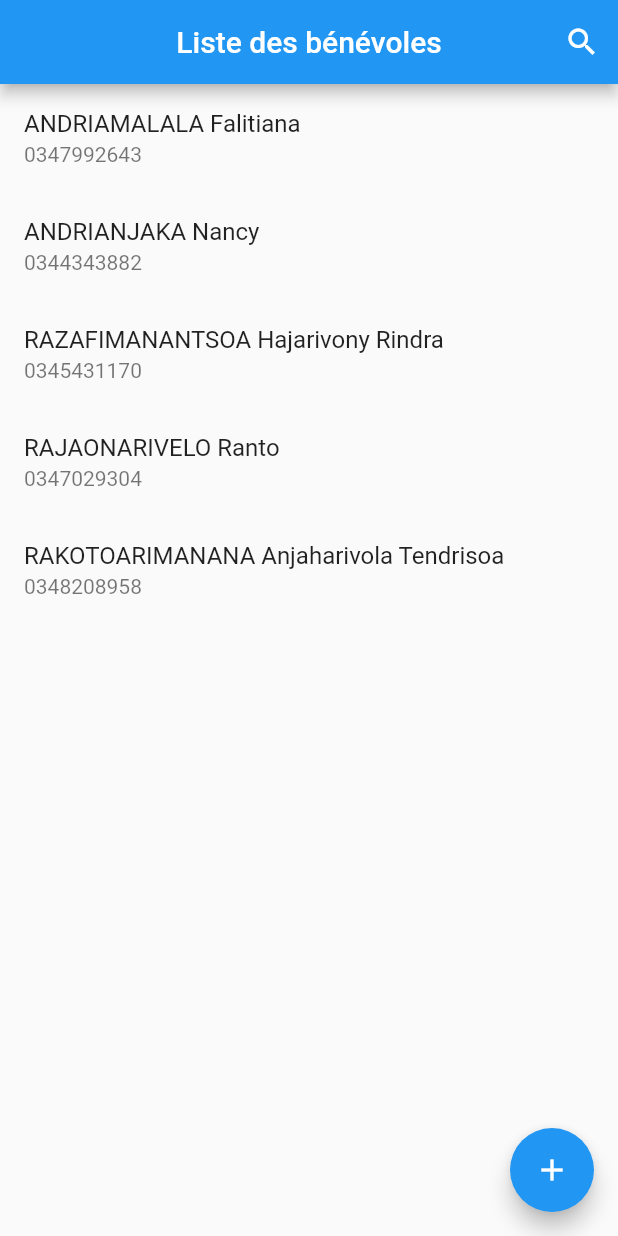
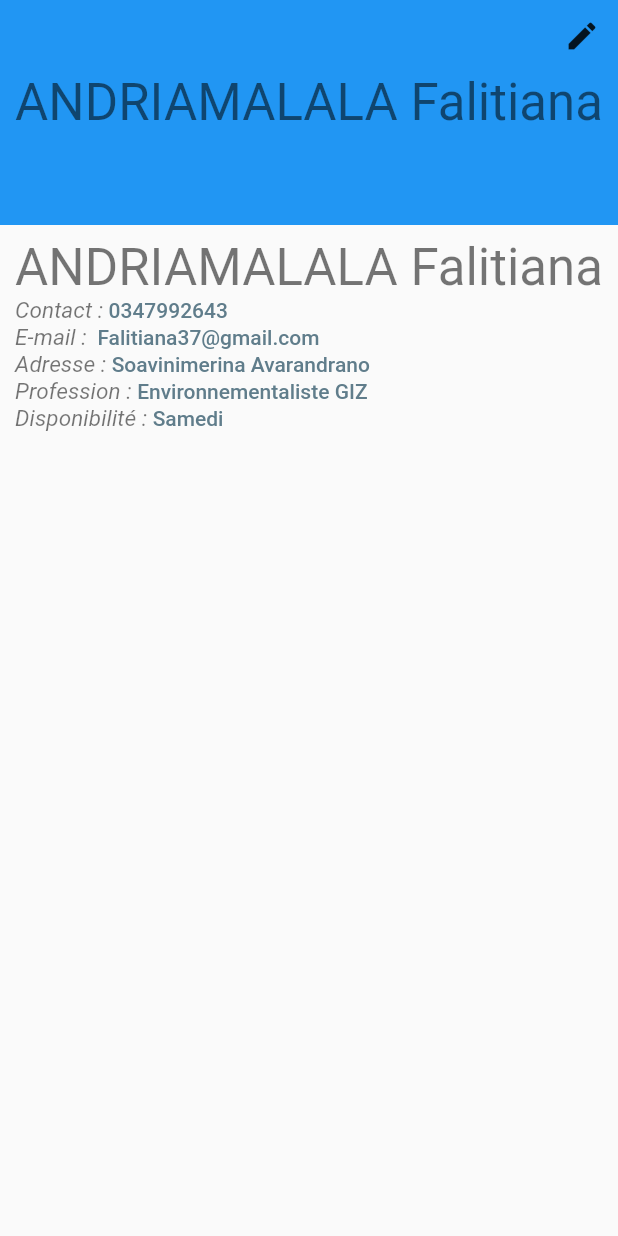
Before and after one commit to misaJohary/benevole-gestion, a Flutter app: the screen it shows after launch, after a tap on "ANDRIAMALALA Falitiana", on a phone screen of 412 x 824 dp. Run offline on Flutter 3.47's test engine with Material 2 defaults, Android fonts, the phone set to English and light mode, and no system bars.

Commit message:
added dummy deatil screen

```diff
--- a/lib/main.dart
+++ b/lib/main.dart
@@ -1,8 +1,10 @@
 import 'package:benevolat/provider/benevole.dart';
 import 'package:benevolat/screens/homepage.dart';
 import 'package:benevolat/screens/new_benevole.dart';
+import '../screens/detail_screen.dart';
 import 'package:flutter/material.dart';
 import 'package:provider/provider.dart';
+
 
 void main() {
   runApp(MyApp());
@@ -22,6 +24,7 @@ class MyApp extends StatelessWidget {
         home: HomePage(),
         routes: {
           AddNewBenevole.routeName : (ctx) => AddNewBenevole(),
+          DetailScreen.routeName : (ctx) => DetailScreen(),
         },
       ),
     );
--- a/lib/provider/benevole.dart
+++ b/lib/provider/benevole.dart
@@ -3,6 +3,7 @@
 import 'package:flutter/material.dart';
 
 class Benevole {
+  final String id;
   final String name;
   final String number;
   final String adresse;
@@ -11,6 +12,7 @@ class Benevole {
   final String availability;
 
   Benevole({
+    this.id,
     this.name,
     this.number,
     this.adresse,
@@ -23,6 +25,7 @@ class Benevole {
 class BenevoleNotifier with ChangeNotifier {
   List benevoles = [
     Benevole(
+      id: 'b1',
       name: 'ANDRIAMALALA Falitiana',
       number: '0347992643',
       email: ' Falitiana37@gmail.com',
@@ -31,6 +34,7 @@ class BenevoleNotifier with ChangeNotifier {
       availability: 'Samedi',
     ),
     Benevole(
+      id: 'b2',
       name: 'ANDRIANJAKA Nancy',
       number: '0344343882',
       email: 'nancy.andrianjaka@gmail.com',
@@ -39,6 +43,7 @@ class BenevoleNotifier with ChangeNotifier {
       availability: 'Samedi',
     ),
     Benevole(
+      id: 'b3',
       name: 'RAZAFIMANANTSOA Hajarivony Rindra',
       number: '0345431170 ',
       email: 'hajarivonyr@gmail.com',
@@ -47,6 +52,7 @@ class BenevoleNotifier with ChangeNotifier {
       availability: 'Mercredi',
     ),
     Benevole(
+      id: 'b4',
       name: 'RAJAONARIVELO Ranto',
       number: '0347029304',
       email: 'Rantorajaonarivelo521@gmail.com',
@@ -55,6 +61,7 @@ class BenevoleNotifier with ChangeNotifier {
       availability: 'Mercredi',
     ),
     Benevole(
+      id: 'b5',
       name: 'RAKOTOARIMANANA Anjaharivola Tendrisoa',
       number: '0348208958',
       email: 'rakotoarimananatendrisoa@gmail.com',
--- /dev/null
+++ b/lib/screens/detail_screen.dart
@@ -0,0 +1,137 @@
+import 'package:flutter/material.dart';
+import 'package:provider/provider.dart';
+import '../provider/benevole.dart';
+
+class DetailScreen extends StatelessWidget {
+  static String routeName = './detail-screen';
+
+  @override
+  Widget build(BuildContext context) {
+    final String args = ModalRoute.of(context).settings.arguments;
+    final benevoleData = Provider.of<BenevoleNotifier>(context).benevoles;
+    final Benevole benevoleSelected =
+        benevoleData.firstWhere((element) => element.id == args);
+
+    return Scaffold(
+        // appBar: AppBar(
+        //   toolbarHeight: 150,
+        //   title: Text('Details'),
+        //   actions: [
+        //     IconButton(onPressed: () {}, icon: Icon(Icons.edit)),
+        //   ],
+        // ),
+        body: Column(
+          children: [
+            Container(
+              height: 150,
+              width: double.infinity,
+              decoration: BoxDecoration(color: Theme.of(context).primaryColor),
+              child: Column(
+                children: [
+                  Row(
+                    mainAxisAlignment: MainAxisAlignment.end,
+                    children: [
+                    IconButton(onPressed: () {}, icon: Icon(Icons.edit)),
+                  ],),
+                  Text(benevoleSelected.name,
+                    style: Theme.of(context).textTheme.headline4,)
+                ],
+              ),
+            ),
+            Padding(
+              padding: EdgeInsets.all(8.0),
+              child: Column(
+                mainAxisAlignment: MainAxisAlignment.start,
+                crossAxisAlignment: CrossAxisAlignment.start,
+                children: [
+                  Text(
+                    benevoleSelected.name,
+                    style: Theme.of(context).textTheme.headline4,
+                  ),
+                  RichText(
+                    text: TextSpan(
+                        text: 'Contact : ',
+                        style: Theme.of(context)
+                            .textTheme
+                            .caption
+                            .copyWith(fontStyle: FontStyle.italic, fontSize: 15),
+                        children: [
+                          TextSpan(
+                            text: benevoleSelected.number,
+                            style: Theme.of(context).textTheme.bodyText1.copyWith(
+                                color: Colors.blueGrey,
+                                fontStyle: FontStyle.normal),
+                          ),
+                        ]),
+                  ),
+                  RichText(
+                    text: TextSpan(
+                        text: 'E-mail : ',
+                        style: Theme.of(context)
+                            .textTheme
+                            .caption
+                            .copyWith(fontStyle: FontStyle.italic, fontSize: 15),
+                        children: [
+                          TextSpan(
+                            text: benevoleSelected.email,
+                            style: Theme.of(context).textTheme.bodyText1.copyWith(
+                                color: Colors.blueGrey,
+                                fontStyle: FontStyle.normal),
+                          ),
+                        ]),
+                  ),
+                  RichText(
+                    text: TextSpan(
+                        text: 'Adresse : ',
+                        style: Theme.of(context)
+                            .textTheme
+                            .caption
+                            .copyWith(fontStyle: FontStyle.italic, fontSize: 15),
+                        children: [
+                          TextSpan(
+                            text: benevoleSelected.adresse,
+                            style: Theme.of(context).textTheme.bodyText1.copyWith(
+                                color: Colors.blueGrey,
+                                fontStyle: FontStyle.normal),
+                          ),
+                        ]),
+                  ),
+                  RichText(
+                    text: TextSpan(
+                        text: 'Profession : ',
+                        style: Theme.of(context)
+                            .textTheme
+                            .caption
+                            .copyWith(fontStyle: FontStyle.italic, fontSize: 15),
+                        children: [
+                          TextSpan(
+                            text: benevoleSelected.profession,
+                            style: Theme.of(context).textTheme.bodyText1.copyWith(
+                                color: Colors.blueGrey,
+                                fontStyle: FontStyle.normal),
+                          ),
+                        ]),
+                  ),
+                  RichText(
+                    text: TextSpan(
+                        text: 'Disponibilité : ',
+                        style: Theme.of(context)
+                            .textTheme
+                            .caption
+                            .copyWith(fontStyle: FontStyle.italic, fontSize: 15),
+                        children: [
+                          TextSpan(
+                            text: benevoleSelected.availability,
+                            style: Theme.of(context).textTheme.bodyText1.copyWith(
+                                color: Colors.blueGrey,
+                                fontStyle: FontStyle.normal),
+                          ),
+                        ]),
+                  ),
+                ],
+              ),
+            ),
+          ],
+        ));
+  }
+}
--- a/lib/screens/homepage.dart
+++ b/lib/screens/homepage.dart
@@ -1,3 +1,4 @@
+import 'package:benevolat/screens/detail_screen.dart';
 import 'package:benevolat/screens/new_benevole.dart';
 import 'package:flutter/material.dart';
 import 'package:provider/provider.dart';
@@ -28,16 +29,21 @@ class _HomePageState extends State<HomePage> {
       ),
       body: ListView.builder(
           itemBuilder: (context, index) {
-            return ListTile(
-              onTap: () {},
-              title: Text(benevole.benevoles[index].name),
-              subtitle: Text(benevole.benevoles[index].number),
-            );
+            return Column(children: [
+              ListTile(
+                onTap: () {
+                  Navigator.of(context).pushNamed(DetailScreen.routeName, arguments:benevole.benevoles[index].id);
+                },
+                title: Text(benevole.benevoles[index].name),
+                subtitle: Text(benevole.benevoles[index].number),
+              ),
+              Divider()
+            ]);
           },
           itemCount: benevole.benevoles.length),
       floatingActionButton: FloatingActionButton(
         child: Icon(Icons.add),
-        onPressed: (){
+        onPressed: () {
           Navigator.of(context).pushNamed(AddNewBenevole.routeName);
         },
       ),
--- a/lib/screens/new_benevole.dart
+++ b/lib/screens/new_benevole.dart
@@ -12,6 +12,7 @@ class AddNewBenevole extends StatefulWidget {
 class _AddNewBenevoleState extends State<AddNewBenevole> {
   final _form = GlobalKey<FormState>();
   Benevole newBenevole = Benevole(
+    id: DateTime.now().toString(),
     name: '',
     number: '',
     email: '',
@@ -42,6 +43,7 @@ class _AddNewBenevoleState extends State<AddNewBenevole> {
                 textInputAction: TextInputAction.next,
                 onSaved: (value) {
                   newBenevole = Benevole(
+                    id: newBenevole.id,
                     name: value,
                     number: newBenevole.number,
                     email: newBenevole.number,
@@ -57,6 +59,7 @@ class _AddNewBenevoleState extends State<AddNewBenevole> {
                 keyboardType: TextInputType.phone,
                 onSaved: (value) {
                   newBenevole = Benevole(
+                    id: newBenevole.id,
                     name: newBenevole.name,
                     number: value,
                     email: newBenevole.number,
@@ -72,6 +75,7 @@ class _AddNewBenevoleState extends State<AddNewBenevole> {
                 keyboardType: TextInputType.emailAddress,
                 onSaved: (value) {
                   newBenevole = Benevole(
+                    id: newBenevole.id,
                     name: newBenevole.name,
                     number: newBenevole.number,
                     email: value,
@@ -86,6 +90,7 @@ class _AddNewBenevoleState extends State<AddNewBenevole> {
                 textInputAction: TextInputAction.next,
                 onSaved: (value) {
                   newBenevole = Benevole(
+                    id: newBenevole.id,
                     name: newBenevole.name,
                     number: newBenevole.number,
                     email: newBenevole.number,
@@ -100,6 +105,7 @@ class _AddNewBenevoleState extends State<AddNewBenevole> {
                 textInputAction: TextInputAction.next,
                 onSaved: (value) {
                   newBenevole = Benevole(
+                    id: newBenevole.id,
                     name: newBenevole.name,
                     number: newBenevole.number,
                     email: newBenevole.number,
@@ -125,6 +131,7 @@ class _AddNewBenevoleState extends State<AddNewBenevole> {
                 },
                 onSaved: (value) {
                   newBenevole = Benevole(
+                    id: newBenevole.id,
                     name: newBenevole.name,
                     number: newBenevole.number,
                     email: newBenevole.number,
```
